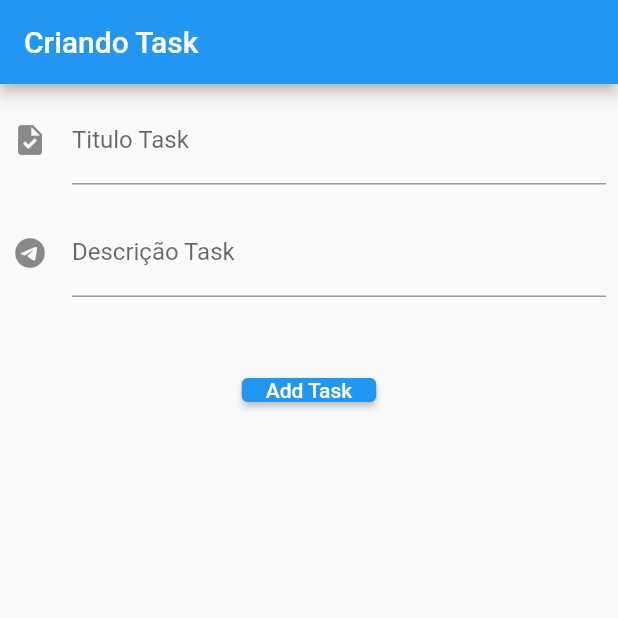
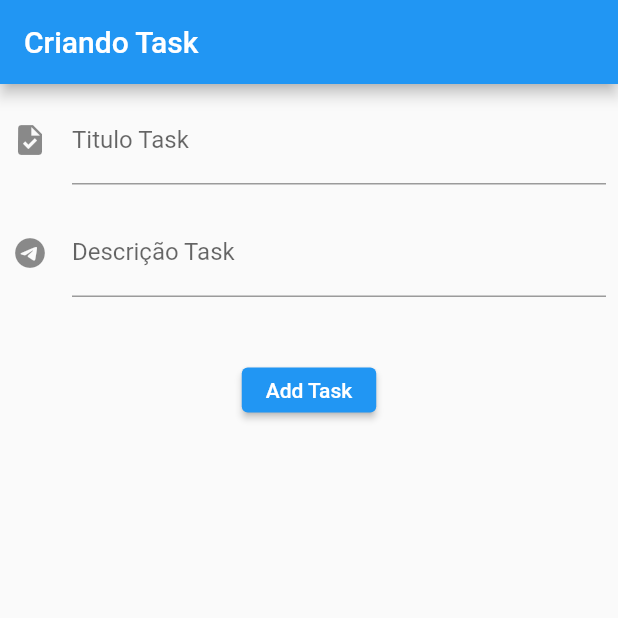
Before and after one commit to WillAPS/crud_flutter, a Flutter app: the screen it shows after launch, on a phone screen of 412 x 824 dp, the top half of it. Run offline on Flutter 3.47's test engine with Material 2 defaults, Android fonts, the phone set to English and light mode, and no system bars.

```diff
--- a/lib/main.dart
+++ b/lib/main.dart
@@ -56,7 +56,7 @@ class FormAddTask extends StatelessWidget {
           onPressed: () {
             print('click button');
           },
-          style: ButtonStyle(minimumSize: MaterialStateProperty.all(const Size(20, 10))),
+          style: ButtonStyle(minimumSize: MaterialStateProperty.all(const Size(40, 30))),
         ),
       ]),
     );
```
Also changed, not shown: 1 other file.
